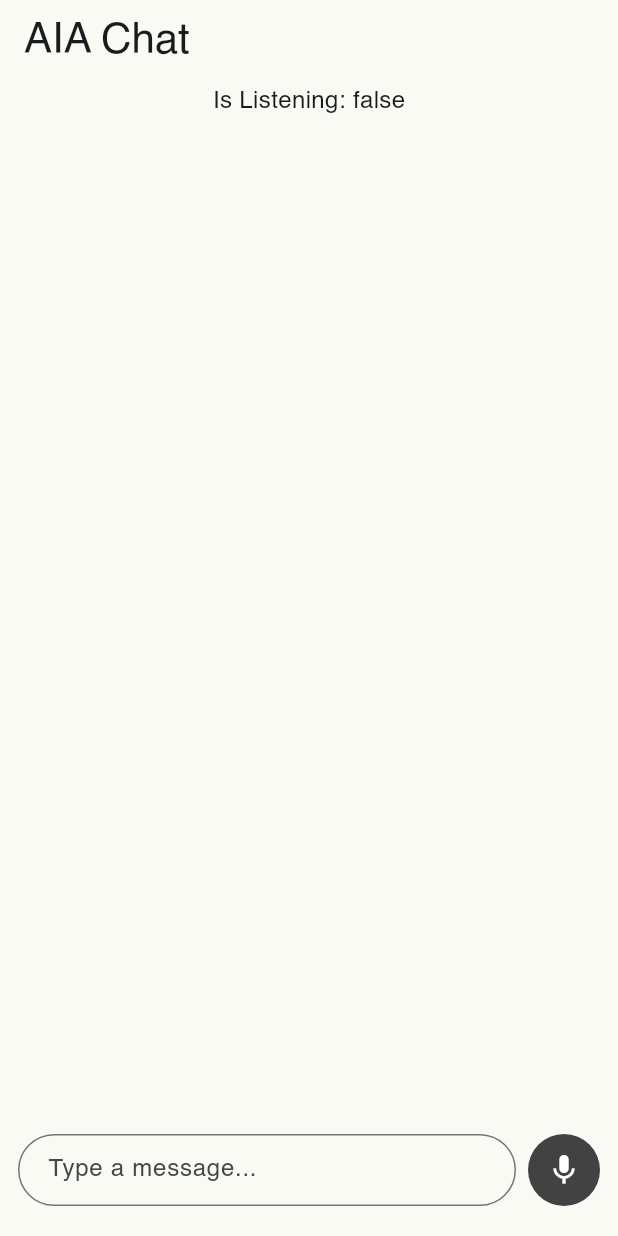
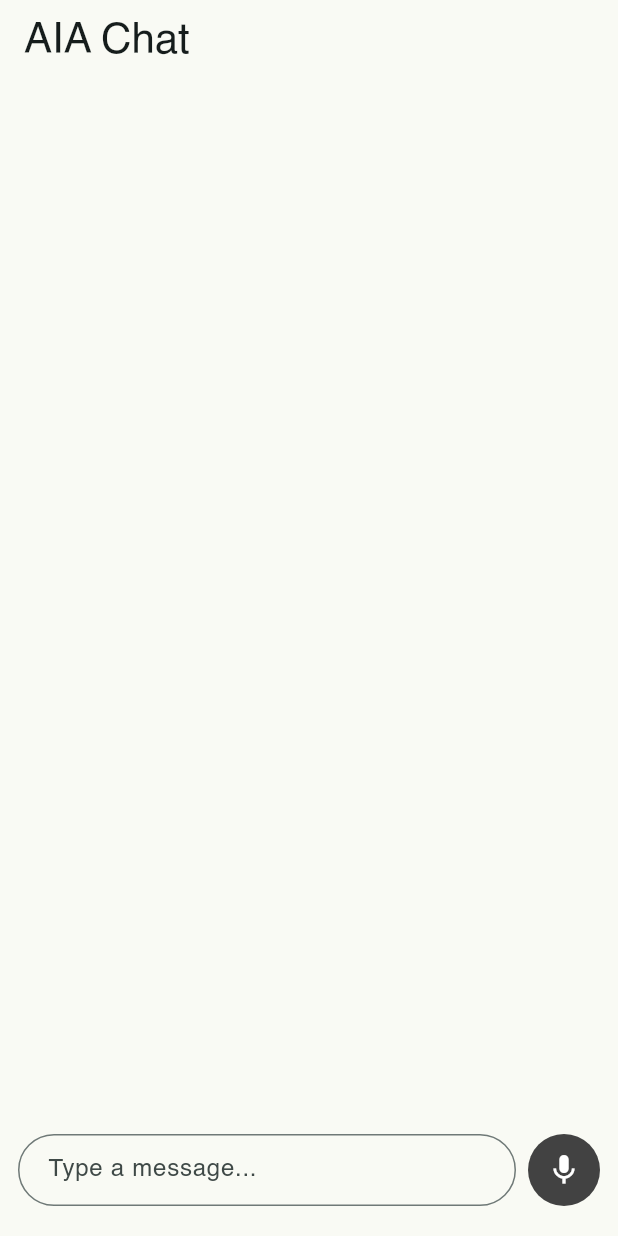
Before and after one commit to ali-ahmed-ali/aia-challenge-app, a Flutter app: the ChatPage screen opened by its route, on a phone screen of 412 x 824 dp. Run offline on Flutter 3.47's test engine with Material 3 defaults, Android fonts, the phone set to English and light mode, and no system bars; our stand-ins replace flutter_dotenv, flutter_easyloading, flutter_gemini, flutter_riverpod, flutter_tts, freezed_annotation and 5 more; generated files the repository leaves out were written again.

Commit message:
refactor: :lipstick: removed test widget from the chat

```diff
--- a/lib/src/features/chat/views/chat_page.dart
+++ b/lib/src/features/chat/views/chat_page.dart
@@ -58,7 +58,6 @@ class _ChatPageState extends ConsumerState<ChatPage> {
       appBar: AppBar(title: const Text("AIA Chat")),
       body: Column(
         children: [
-          Text("Is Listening: $isListening"),
           Expanded(
             child: ListView.builder(
               controller: _chatScroll.scrollController,
```
